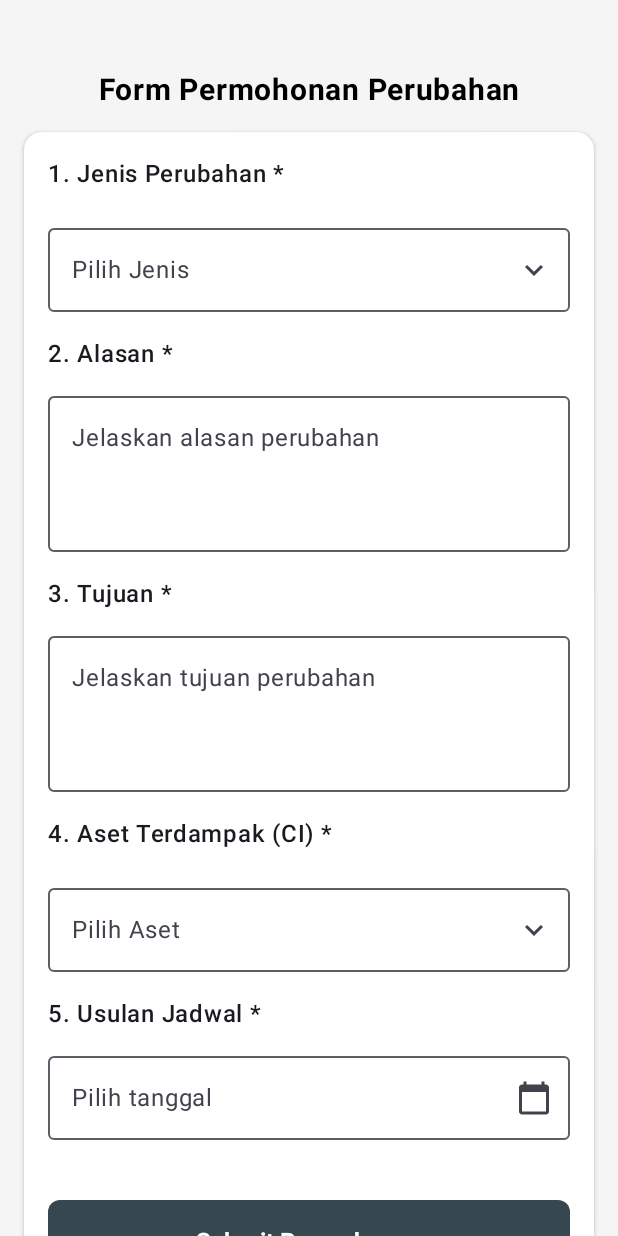
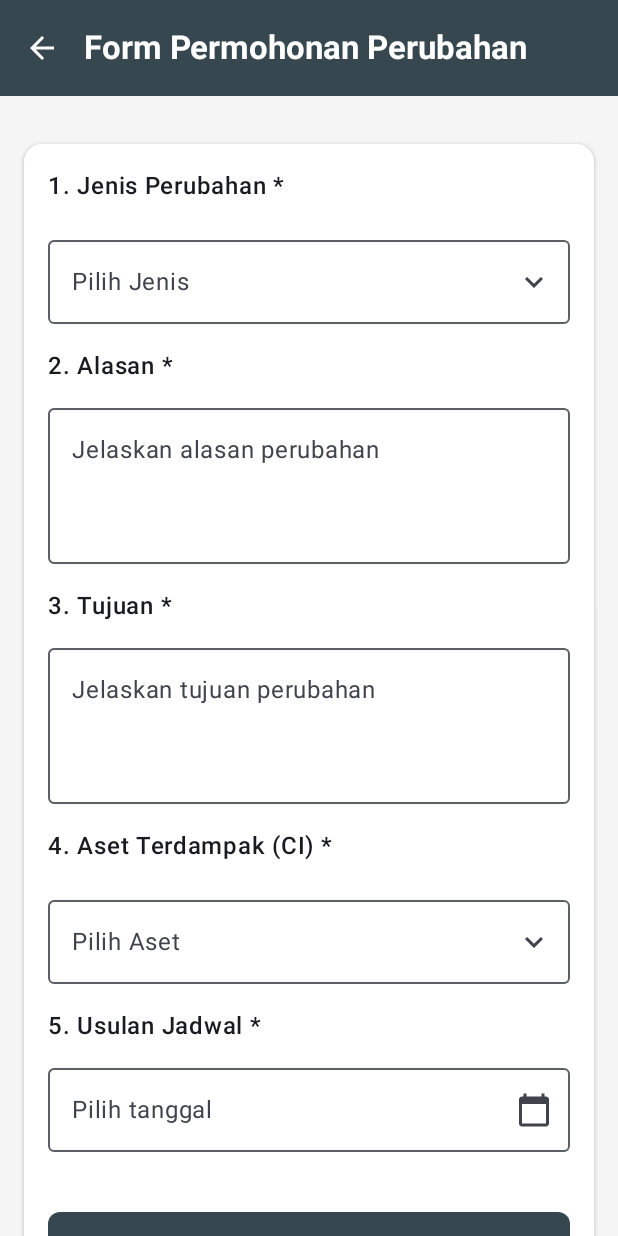
Before and after one commit to nrhdyt3012/sakti, an Android app built with Jetpack Compose: the composable EnduserForm called with empty values, on a phone screen of 412 x 824 dp. Run offline under Robolectric (Android 15) with nearby library versions, the phone set to English and light mode, and no system bars.

Commit message:
setting form pengajuan

```diff
--- a/app/src/main/java/com/example/saktinocompose/enduser/EnduserScreen.kt
+++ b/app/src/main/java/com/example/saktinocompose/enduser/EnduserScreen.kt
@@ -109,6 +109,9 @@ fun EnduserScreen(
                 onFormSubmitted = {
                     showFormInput = false
                     selectedIndex = 1
+                },
+                onBackClick = {
+                    showFormInput = false
                 }
             )
         }
--- a/app/src/main/java/com/example/saktinocompose/enduser/pages/EnduserForm.kt
+++ b/app/src/main/java/com/example/saktinocompose/enduser/pages/EnduserForm.kt
@@ -8,6 +8,7 @@ import androidx.compose.foundation.rememberScrollState
 import androidx.compose.foundation.shape.RoundedCornerShape
 import androidx.compose.foundation.verticalScroll
 import androidx.compose.material.icons.Icons
+import androidx.compose.material.icons.automirrored.filled.ArrowBack
 import androidx.compose.material.icons.filled.CalendarToday
 import androidx.compose.material.icons.filled.KeyboardArrowDown
 import androidx.compose.material3.*
@@ -18,7 +19,6 @@ import androidx.compose.ui.graphics.Color
 import androidx.compose.ui.graphics.Color.Companion.White
 import androidx.compose.ui.platform.LocalContext
 import androidx.compose.ui.text.font.FontWeight
-import androidx.compose.ui.text.style.TextAlign
 import androidx.compose.ui.unit.dp
 import androidx.compose.ui.unit.sp
 import androidx.lifecycle.viewmodel.compose.viewModel
@@ -32,6 +32,7 @@ fun EnduserForm(
     userId: Int,
     userName: String,
     onFormSubmitted: () -> Unit = {},
+    onBackClick: () -> Unit = {},
     modifier: Modifier = Modifier,
     viewModel: ChangeRequestViewModel = viewModel()
 ) {
@@ -126,21 +127,37 @@ fun EnduserForm(
         modifier = modifier
             .fillMaxSize()
             .background(Color(0xFFF5F5F5))
+    ) {
+        // Top App Bar
+        TopAppBar(
+            title = {
+                Text(
+                    "Form Permohonan Perubahan",
+                    fontWeight = FontWeight.Bold
+                )
+            },
+            navigationIcon = {
+                IconButton(onClick = onBackClick) {
+                    Icon(
+                        imageVector = Icons.AutoMirrored.Filled.ArrowBack,
+                        contentDescription = "Back"
+                    )
+                }
+            },
+            colors = TopAppBarDefaults.topAppBarColors(
+                containerColor = Color(0xFF37474F),
+                titleContentColor = Color.White,
+                navigationIconContentColor = Color.White
+            )
+        )
+
+        Column(
+            modifier = Modifier
+                .fillMaxSize()
                 .verticalScroll(scrollState)
                 .padding(16.dp)
         ) {
             Spacer(modifier = Modifier.height(16.dp))
-
-        Text(
-            text = "Form Permohonan Perubahan",
-            fontSize = 20.sp,
-            fontWeight = FontWeight.Bold,
-            color = Color.Black,
-            modifier = Modifier
-                .padding(vertical = 16.dp)
-                .fillMaxWidth(),
-            textAlign = TextAlign.Center
-        )
 
             Card(
                 modifier = Modifier.fillMaxWidth(),
@@ -341,3 +358,4 @@ fun EnduserForm(
             Spacer(modifier = Modifier.height(80.dp))
         }
     }
+}
```
Lines whose indentation alone changed are shown as unchanged.
